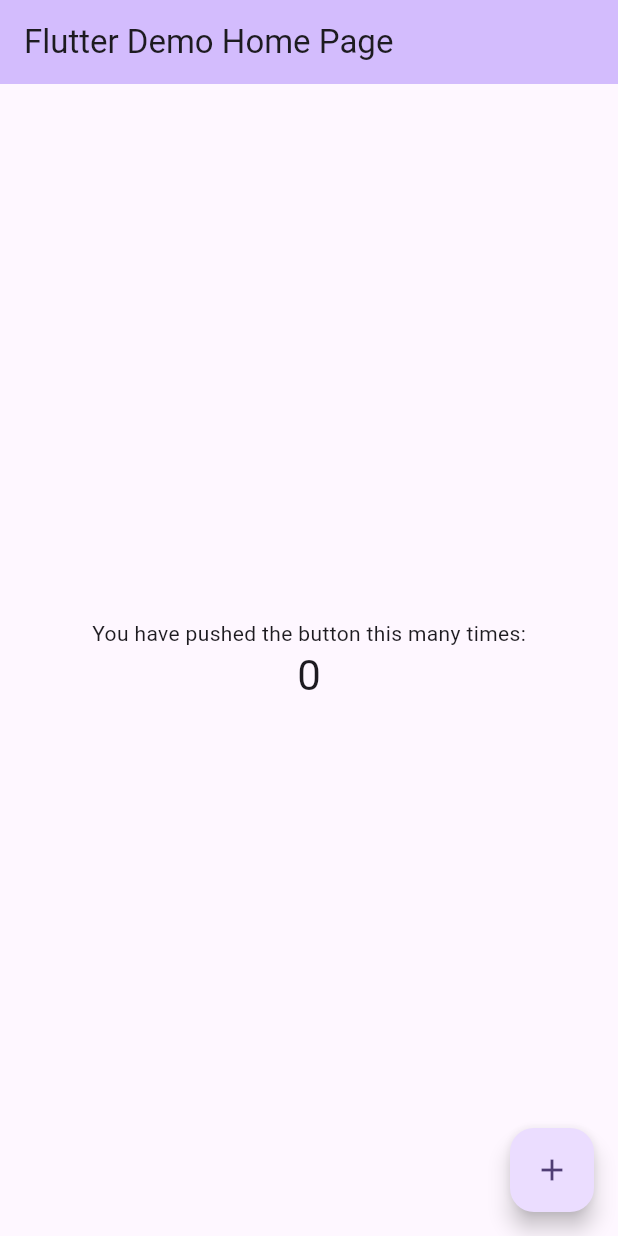
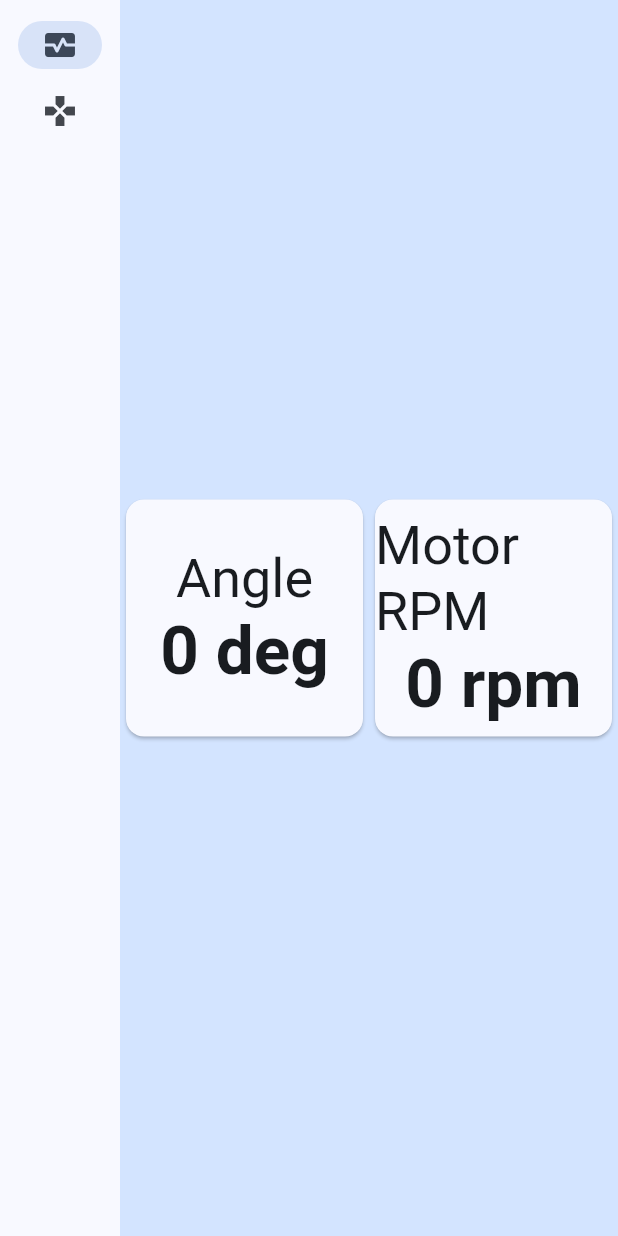
Before and after one commit to YassenEfremov/hedgehog, a Flutter app: the screen it shows after launch, on a phone screen of 412 x 824 dp. Run offline on Flutter 3.47's test engine with Material 2 defaults, Android fonts, the light colour scheme and no system bars; missing offline and left inert: bluez.

Commit message:
Create app layout

```diff
--- a/analysis_options.yaml
+++ b/analysis_options.yaml
@@ -23,6 +23,12 @@ linter:
   rules:
     # avoid_print: false  # Uncomment to disable the `avoid_print` rule
     # prefer_single_quotes: true  # Uncomment to enable the `prefer_single_quotes` rule
+    prefer_const_constructors: false
+    prefer_final_fields: false
+    use_key_in_widget_constructors: false
+    prefer_const_literals_to_create_immutables: false
+    prefer_const_constructors_in_immutables: false
+    avoid_print: false
 
 # Additional information about this file can be found at
 # https://dart.dev/guides/language/analysis-options
--- a/lib/main.dart
+++ b/lib/main.dart
@@ -1,125 +1,252 @@
 import 'package:flutter/material.dart';
+import 'package:provider/provider.dart';
+// import 'package:flutter_bluetooth_serial/flutter_bluetooth_serial.dart';
+import 'package:bluez/bluez.dart';
 
-void main() {
-  runApp(const MyApp());
+
+void main() async {
+
+  // var client = BlueZClient();
+  // await client.connect();
+
+  // if (client.adapters.isEmpty) {
+  //   print('No Bluetooth adapters found');
+  //   await client.close();
+  //   return;
+  // }
+  // var adapter = client.adapters[0];
+
+  // print('Searching for devices on ${adapter.name}...');
+  // for (var device in client.devices) {
+  //   print('  ${device.address} ${device.name}');
+  // }
+  // client.deviceAdded
+  //     .listen((device) => print('  ${device.address} ${device.name}'));
+
+  // await adapter.startDiscovery();
+
+  // await Future.delayed(Duration(seconds: 5));
+
+  // await adapter.stopDiscovery();
+
+  // await client.close();
+
+  runApp(MyApp());
 }
+
 
 class MyApp extends StatelessWidget {
   const MyApp({super.key});
 
-  // This widget is the root of your application.
   @override
   Widget build(BuildContext context) {
-    return MaterialApp(
-      title: 'Flutter Demo',
+    return ChangeNotifierProvider(
+      create: (context) => MyAppState(),
+      child: MaterialApp(
+        title: 'Hedgehog',
         theme: ThemeData(
-        // This is the theme of your application.
-        //
-        // TRY THIS: Try running your application with "flutter run". You'll see
-        // the application has a blue toolbar. Then, without quitting the app,
-        // try changing the seedColor in the colorScheme below to Colors.green
-        // and then invoke "hot reload" (save your changes or press the "hot
-        // reload" button in a Flutter-supported IDE, or press "r" if you used
-        // the command line to start the app).
-        //
-        // Notice that the counter didn't reset back to zero; the application
-        // state is not lost during the reload. To reset the state, use hot
-        // restart instead.
-        //
-        // This works for code too, not just values: Most code changes can be
-        // tested with just a hot reload.
-        colorScheme: ColorScheme.fromSeed(seedColor: Colors.deepPurple),
           useMaterial3: true,
+          colorScheme: ColorScheme.fromSeed(seedColor: Colors.lightBlue.shade900),
         ),
-      home: const MyHomePage(title: 'Flutter Demo Home Page'),
+        home: MyHomePage(),
+      ),
     );
   }
 }
 
+
+class MyAppState extends ChangeNotifier {
+  // var current = WordPair.random();
+
+  // void getNext() {
+  //   current = WordPair.random();
+  //   notifyListeners();
+  // }
+
+  // var favorites = <WordPair>[];
+
+  // void toggleFavorite() {
+  //   if (favorites.contains(current)) {
+  //     favorites.remove(current);
+  //   } else {
+  //     favorites.add(current);
+  //   }
+  //   notifyListeners();
+  // }
+}
+
+
 class MyHomePage extends StatefulWidget {
-  const MyHomePage({super.key, required this.title});
-
-  // This widget is the home page of your application. It is stateful, meaning
-  // that it has a State object (defined below) that contains fields that affect
-  // how it looks.
-
-  // This class is the configuration for the state. It holds the values (in this
-  // case the title) provided by the parent (in this case the App widget) and
-  // used by the build method of the State. Fields in a Widget subclass are
-  // always marked "final".
-
-  final String title;
-
   @override
   State<MyHomePage> createState() => _MyHomePageState();
 }
 
+
 class _MyHomePageState extends State<MyHomePage> {
-  int _counter = 0;
 
-  void _incrementCounter() {
-    setState(() {
-      // This call to setState tells the Flutter framework that something has
-      // changed in this State, which causes it to rerun the build method below
-      // so that the display can reflect the updated values. If we changed
-      // _counter without calling setState(), then the build method would not be
-      // called again, and so nothing would appear to happen.
-      _counter++;
-    });
-  }
+  var selectedIndex = 0;
 
   @override
   Widget build(BuildContext context) {
-    // This method is rerun every time setState is called, for instance as done
-    // by the _incrementCounter method above.
-    //
-    // The Flutter framework has been optimized to make rerunning build methods
-    // fast, so that you can just rebuild anything that needs updating rather
-    // than having to individually change instances of widgets.
+
+    Widget page;
+    switch (selectedIndex) {
+      case 0:
+        page = TelemetryPage();
+        break;
+      case 1:
+        page = ControlPage();
+        break;
+      default:
+        throw UnimplementedError('no widget for $selectedIndex');
+    }
+
+    return LayoutBuilder(
+      builder: (context, constraints) {
         return Scaffold(
-      appBar: AppBar(
-        // TRY THIS: Try changing the color here to a specific color (to
-        // Colors.amber, perhaps?) and trigger a hot reload to see the AppBar
-        // change color while the other colors stay the same.
-        backgroundColor: Theme.of(context).colorScheme.inversePrimary,
-        // Here we take the value from the MyHomePage object that was created by
-        // the App.build method, and use it to set our appbar title.
-        title: Text(widget.title),
+          body: Row(
+            children: [
+              SafeArea(
+                child: NavigationRail(
+                  extended: constraints.maxWidth >= 600,
+                  destinations: [
+                    NavigationRailDestination(
+                      icon: Icon(Icons.monitor_heart),
+                      label: Text('Telemetry'),
                     ),
-      body: Center(
-        // Center is a layout widget. It takes a single child and positions it
-        // in the middle of the parent.
-        child: Column(
-          // Column is also a layout widget. It takes a list of children and
-          // arranges them vertically. By default, it sizes itself to fit its
-          // children horizontally, and tries to be as tall as its parent.
-          //
-          // Column has various properties to control how it sizes itself and
-          // how it positions its children. Here we use mainAxisAlignment to
-          // center the children vertically; the main axis here is the vertical
-          // axis because Columns are vertical (the cross axis would be
-          // horizontal).
-          //
-          // TRY THIS: Invoke "debug painting" (choose the "Toggle Debug Paint"
-          // action in the IDE, or press "p" in the console), to see the
-          // wireframe for each widget.
-          mainAxisAlignment: MainAxisAlignment.center,
-          children: <Widget>[
-            const Text(
-              'You have pushed the button this many times:',
+                    NavigationRailDestination(
+                      icon: Icon(Icons.gamepad),
+                      label: Text('Control'),
                     ),
-            Text(
-              '$_counter',
-              style: Theme.of(context).textTheme.headlineMedium,
+                  ],
+                  selectedIndex: selectedIndex,
+                  onDestinationSelected: (value) {
+                    setState(() {
+                      selectedIndex = value;
+                    });
+                  },
+                ),
+              ),
+              Expanded(
+                child: Container(
+                  color: Theme.of(context).colorScheme.primaryContainer,
+                  child: page,
+                ),
               ),
             ],
           ),
-      ),
-      floatingActionButton: FloatingActionButton(
-        onPressed: _incrementCounter,
-        tooltip: 'Increment',
-        child: const Icon(Icons.add),
-      ), // This trailing comma makes auto-formatting nicer for build methods.
+        );
+      }
     );
   }
 }
+
+
+class TelemetryPage extends StatelessWidget {
+  @override
+  Widget build(BuildContext context) {
+    var appState = context.watch<MyAppState>();
+
+    return Center(
+      child: GridView.count(
+        shrinkWrap: true,
+        crossAxisCount: 2,
+        children: [
+          Angle(),
+          RPM()
+        ],
+      ),
+    );
+  }
+}
+
+
+class Angle extends StatefulWidget {
+  @override
+  State<Angle> createState() => _AngleState();
+}
+
+class _AngleState extends State<Angle> {
+
+  var angle = 0;
+
+  @override
+  Widget build(BuildContext context) {
+    final theme = Theme.of(context);
+    final titleStyle = theme.textTheme.displaySmall!.copyWith(
+      color: theme.colorScheme.onBackground,
+    );
+    final angleStyle = theme.textTheme.displayMedium!.copyWith(
+      color: theme.colorScheme.onBackground,
+      fontWeight: FontWeight.bold
+    );
+
+    return Card(
+      color: theme.colorScheme.background,
+      child: Column(
+        mainAxisAlignment: MainAxisAlignment.center,
+        children: [
+          Text(
+            'Angle',
+            style: titleStyle,
+          ),
+          Text(
+            '$angle deg',
+            style: angleStyle,
+          ),
+        ],
+      )
+    );
+  }
+}
+
+
+class RPM extends StatefulWidget {
+  @override
+  State<RPM> createState() => _RPMState();
+}
+
+class _RPMState extends State<RPM> {
+
+  var rpm = 0;
+
+  @override
+  Widget build(BuildContext context) {
+    final theme = Theme.of(context);
+    final titleStyle = theme.textTheme.displaySmall!.copyWith(
+      color: theme.colorScheme.onBackground,
+    );
+    final RPMStyle = theme.textTheme.displayMedium!.copyWith(
+      color: theme.colorScheme.onBackground,
+      fontWeight: FontWeight.bold
+    );
+
+    return Card(
+      color: theme.colorScheme.background,
+      child: Column(
+        mainAxisAlignment: MainAxisAlignment.center,
+        children: [
+          Text(
+            'Motor RPM',
+            style: titleStyle,
+          ),
+          Text(
+            '$rpm rpm',
+            style: RPMStyle,
+          ),
+        ],
+      )
+    );
+  }
+}
+
+
+class ControlPage extends StatelessWidget {
+  @override
+  Widget build(BuildContext context) {
+    var appState = context.watch<MyAppState>();
+    final theme = Theme.of(context);
+
+    return Placeholder();
+  }
+}
```
Also changed, not shown: pubspec.yaml (+11 -0 lines), icons/icon.png (added), pubspec.lock, 5 other files. Lines whose indentation alone changed are shown as unchanged.
